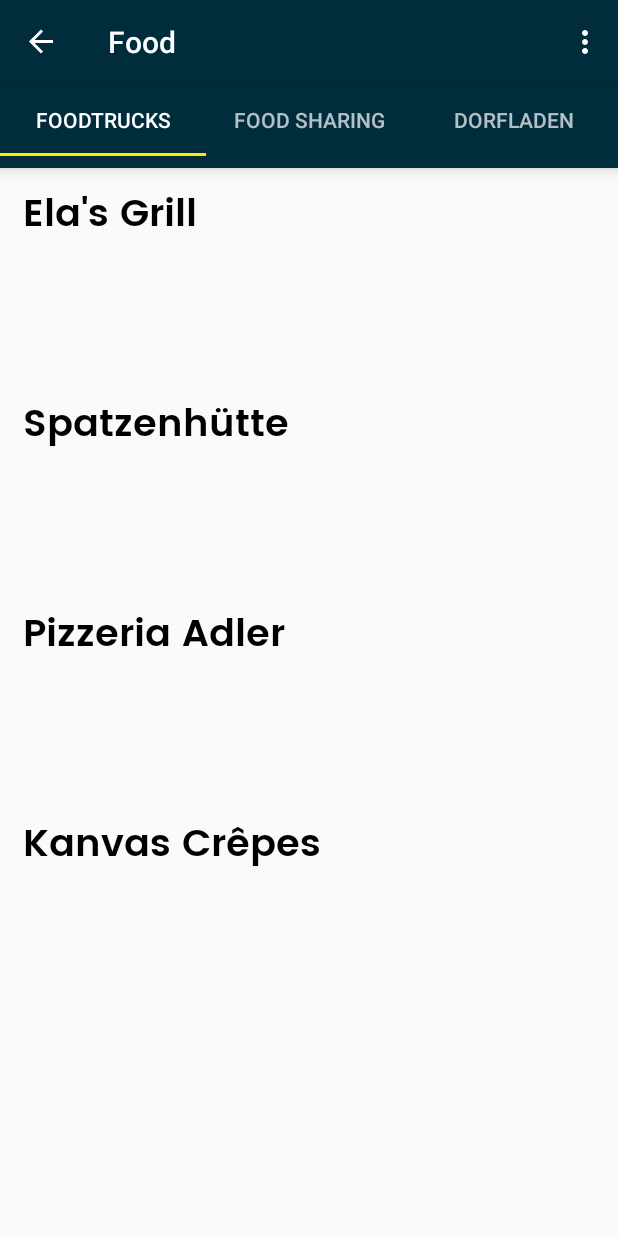
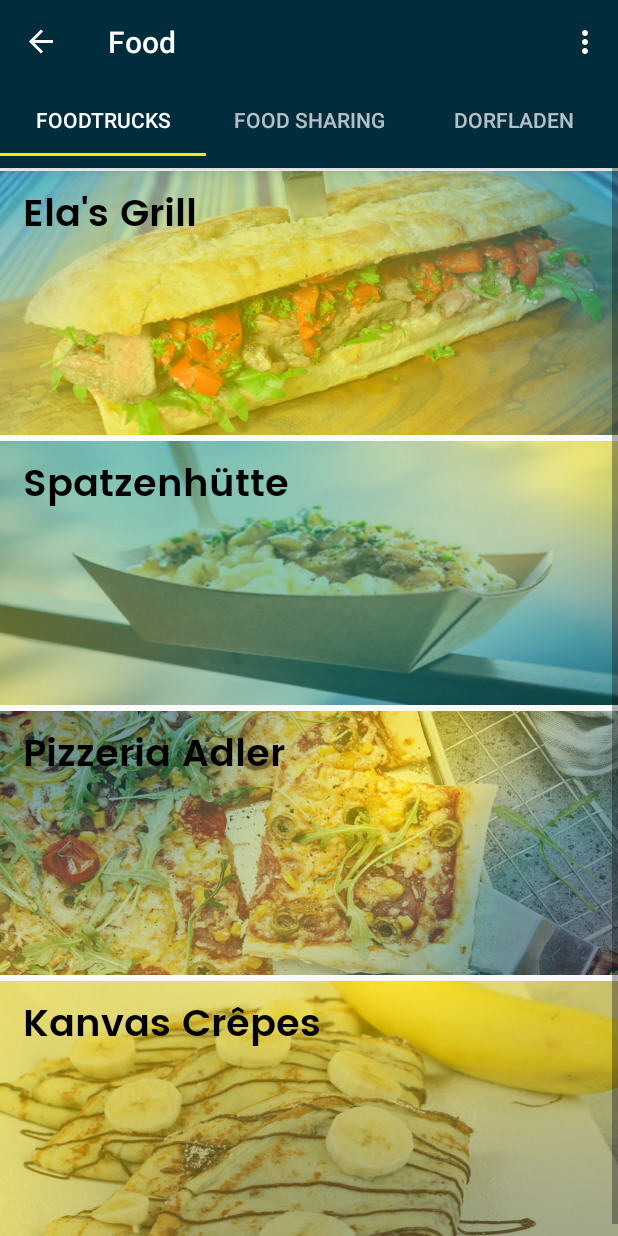
Before and after one commit to Kartell-der-Liebe/androidApp, an Android app: the screen it shows after launch (MainActivity), after a tap on an icon or button, on a phone screen of 412 x 824 dp. Run offline under Robolectric (Android 15) with nearby library versions, the phone set to English and light mode, and no system bars; our stand-ins replace data binding, navigation-ui.

Commit message:
App für Vorstellung Samstag fertig

```diff
--- a/src/app/src/main/AndroidManifest.xml
+++ b/src/app/src/main/AndroidManifest.xml
@@ -14,7 +14,6 @@
         <activity android:name=".MainActivity" >
             <intent-filter>
                 <action android:name="android.intent.action.MAIN" />
-
                 <category android:name="android.intent.category.LAUNCHER" />
             </intent-filter>
         </activity>
--- a/src/app/src/main/assets/test.json
+++ b/src/app/src/main/assets/test.json
@@ -4,7 +4,7 @@
   "stage": [
     {
       "name": "DJ Zelt",
-      "time": ["1000", "1200", "1400", "1600", "1800"],
+      "time": ["1400", "1600", "1800"],
       "header": [
         "Time",
         "Freitag",
@@ -15,7 +15,7 @@
     {
       "name": "Main Stage",
       "header": ["Time","Freitag", "Samstag", "Sonntag"],
-      "time": ["1000", "1200", "1400", "1600", "1800"]
+      "time": ["1400", "1600", "1800"]
     }
   ],
   "acts": [
--- a/src/app/src/main/java/com/example/kartellderliebe/json/food/FoodTruckAdapter.kt
+++ b/src/app/src/main/java/com/example/kartellderliebe/json/food/FoodTruckAdapter.kt
@@ -3,6 +3,7 @@ package com.example.kartellderliebe.json.food
 import android.content.Context
 import android.view.LayoutInflater
 import android.view.ViewGroup
+import androidx.core.content.ContextCompat
 import androidx.recyclerview.widget.RecyclerView
 import com.example.kartellderliebe.R
 
@@ -28,6 +29,20 @@ class FoodTruckAdapter(
         position: Int
     ) {
         holder.foodTextView.text = jsonObject.food[position].name
+        when (position % 4) {
+            0 -> { holder.foodImageView.background =
+                ContextCompat.getDrawable(mContext, R.drawable.foodtruck_pic_1)
+            }
+            1 -> { holder.foodImageView.background =
+                ContextCompat.getDrawable(mContext, R.drawable.foodtruck_pic_2)
+            }
+            2 -> { holder.foodImageView.background =
+                ContextCompat.getDrawable(mContext, R.drawable.foodtruck_pic_3)
+            }
+            else -> { holder.foodImageView.background =
+                ContextCompat.getDrawable(mContext, R.drawable.foodtruck_pic_4)
+            }
+        }
     }
 
 }
--- a/src/app/src/main/java/com/example/kartellderliebe/ui/lineUp/TimeTableFragment.kt
+++ b/src/app/src/main/java/com/example/kartellderliebe/ui/lineUp/TimeTableFragment.kt
@@ -1,5 +1,6 @@
 package com.example.kartellderliebe.ui.lineUp
 
+import android.graphics.Color
 import android.graphics.Color.BLACK
 import android.graphics.Color.WHITE
 import android.os.Bundle
@@ -50,6 +51,8 @@ class TimeTableFragment : Fragment() {
             stageName.gravity = Gravity.CENTER_HORIZONTAL
             stageName.text = stages.name
             stageName.setPadding(0,50,0,50)
+            stageName.setBackgroundColor(Color.parseColor("#fdea04"))
+            stageName.setTextColor(Color.parseColor("#002c3c"))
             binding.TimeTableLinearLayout.addView(stageName)
 
             val table = TableLayout(context)
@@ -59,7 +62,7 @@ class TimeTableFragment : Fragment() {
 
             val rowTitle = TableRow(context)
             //rowTitle.gravity = Gravity.CENTER_HORIZONTAL
-            rowTitle.setBackgroundColor(BLACK)
+            rowTitle.setBackgroundColor(Color.parseColor("#002c3c"))
 
             for (header in stages.header){
                 val headerText = TextView(context)
--- a/src/app/src/main/res/layout/foodsingleelement.xml
+++ b/src/app/src/main/res/layout/foodsingleelement.xml
@@ -3,14 +3,16 @@
 
     <RelativeLayout
         android:layout_width="match_parent"
-        android:layout_height="140dp">
+        android:layout_height="180dp">
 
         <ImageView
             android:id="@+id/imageViewSingleFoodElement"
             android:layout_width="wrap_content"
             android:layout_height="wrap_content"
             android:layout_centerInParent="true"
+            android:layout_marginTop="4dp"
             android:scaleType="centerCrop" />
+
 
         <TextView
             android:id="@+id/foodDescription"
```
Also changed, not shown: src/app/src/main/res/layout/fragment_dorfladen.xml (+33 -30 lines), src/app/src/main/res/layout/fragment_time_table.xml (+3 -4 lines).
